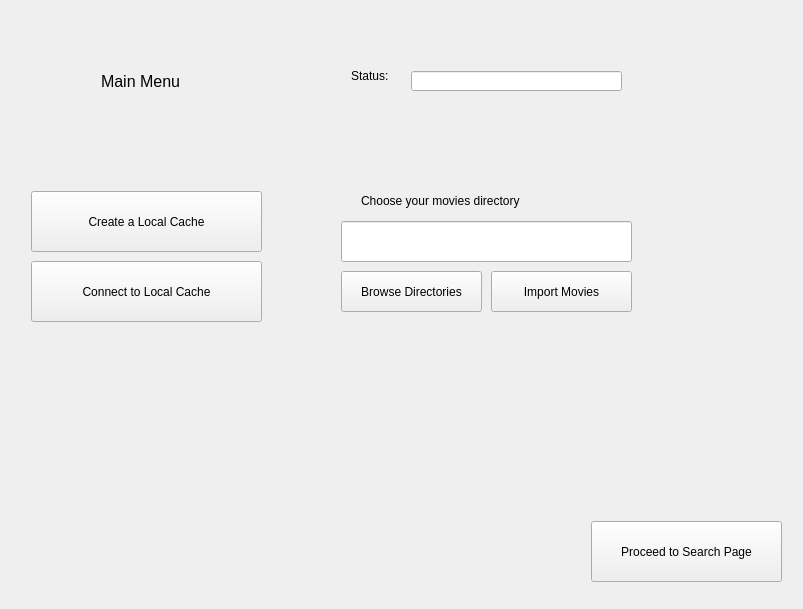
Above: form.ui from verociraptor/movie-sorter before the change. Below: the same form after it.
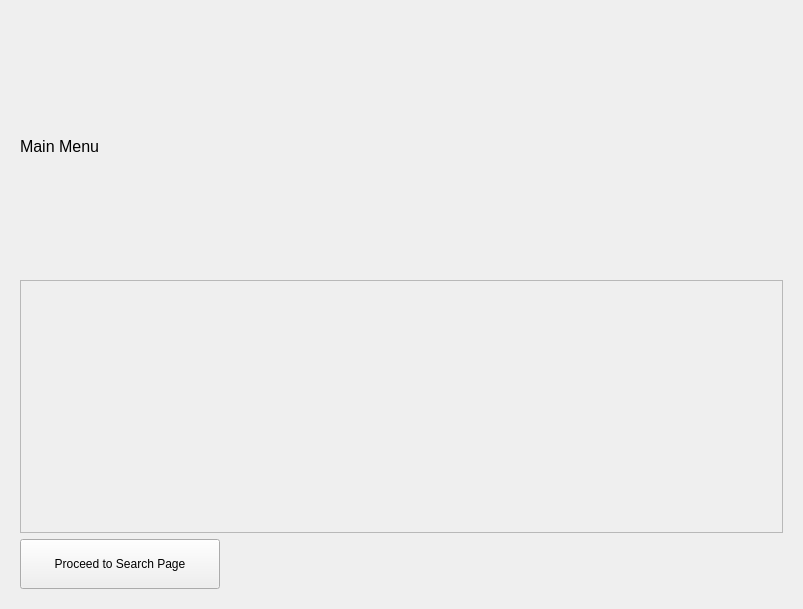
That is the form after the change. The open tabs and pages were chosen to show the change.

Commit message: Edited main menu UI

Diff of the .ui file:
```diff
--- a/form.ui
+++ b/form.ui
@@ -20,130 +20,64 @@
       <number>2</number>
      </property>
      <widget class="QWidget" name="page_1">
-      <widget class="QLabel" name="label">
-       <property name="geometry">
-        <rect>
-         <x>90</x>
-         <y>10</y>
-         <width>321</width>
-         <height>121</height>
-        </rect>
-       </property>
-       <property name="text">
-        <string>&lt;html&gt;&lt;head/&gt;&lt;body&gt;&lt;p&gt;&lt;span style=&quot; font-size:12pt;&quot;&gt;Main Menu&lt;/span&gt;&lt;/p&gt;&lt;/body&gt;&lt;/html&gt;</string>
-       </property>
-      </widget>
-      <widget class="QLabel" name="label_4">
-       <property name="geometry">
-        <rect>
-         <x>350</x>
-         <y>170</y>
-         <width>291</width>
-         <height>41</height>
-        </rect>
-       </property>
-       <property name="text">
-        <string>&lt;html&gt;&lt;head/&gt;&lt;body&gt;&lt;p&gt;Choose your movies directory&lt;/p&gt;&lt;/body&gt;&lt;/html&gt;</string>
-       </property>
-      </widget>
-      <widget class="QPushButton" name="browseDirectories">
-       <property name="geometry">
-        <rect>
-         <x>330</x>
-         <y>260</y>
-         <width>141</width>
-         <height>41</height>
-        </rect>
-       </property>
-       <property name="text">
-        <string>Browse Directories</string>
-       </property>
-      </widget>
-      <widget class="QPushButton" name="toSearchPage">
-       <property name="geometry">
-        <rect>
-         <x>580</x>
-         <y>510</y>
-         <width>191</width>
-         <height>61</height>
-        </rect>
-       </property>
-       <property name="text">
-        <string>Proceed to Search Page</string>
-       </property>
-      </widget>
-      <widget class="QLineEdit" name="status">
-       <property name="geometry">
-        <rect>
-         <x>400</x>
-         <y>60</y>
-         <width>211</width>
-         <height>20</height>
-        </rect>
-       </property>
-      </widget>
-      <widget class="QPushButton" name="createCache">
-       <property name="geometry">
-        <rect>
-         <x>20</x>
-         <y>180</y>
-         <width>231</width>
-         <height>61</height>
-        </rect>
-       </property>
-       <property name="text">
-        <string>Create a Local Cache</string>
-       </property>
-      </widget>
-      <widget class="QPushButton" name="connectCache">
-       <property name="geometry">
-        <rect>
-         <x>20</x>
-         <y>250</y>
-         <width>231</width>
-         <height>61</height>
-        </rect>
-       </property>
-       <property name="text">
-        <string>Connect to Local Cache</string>
-       </property>
-      </widget>
-      <widget class="QLabel" name="label_6">
-       <property name="geometry">
-        <rect>
-         <x>340</x>
-         <y>50</y>
-         <width>71</width>
-         <height>31</height>
-        </rect>
-       </property>
-       <property name="text">
-        <string>&lt;html&gt;&lt;head/&gt;&lt;body&gt;&lt;p&gt;Status:&lt;/p&gt;&lt;/body&gt;&lt;/html&gt;</string>
-       </property>
-      </widget>
-      <widget class="QPushButton" name="importMovies">
-       <property name="geometry">
-        <rect>
-         <x>480</x>
-         <y>260</y>
-         <width>141</width>
-         <height>41</height>
-        </rect>
-       </property>
-       <property name="text">
-        <string>Import Movies</string>
-       </property>
-      </widget>
-      <widget class="QLineEdit" name="dirPath">
-       <property name="geometry">
-        <rect>
-         <x>330</x>
-         <y>210</y>
-         <width>291</width>
-         <height>41</height>
-        </rect>
-       </property>
-      </widget>
+      <layout class="QVBoxLayout" name="verticalLayout_2">
+       <item>
+        <widget class="QLabel" name="label">
+         <property name="text">
+          <string>&lt;html&gt;&lt;head/&gt;&lt;body&gt;&lt;p&gt;&lt;span style=&quot; font-size:12pt;&quot;&gt;Main Menu&lt;/span&gt;&lt;/p&gt;&lt;/body&gt;&lt;/html&gt;</string>
+         </property>
+        </widget>
+       </item>
+       <item>
+        <widget class="QFrame" name="frame">
+         <property name="frameShape">
+          <enum>QFrame::StyledPanel</enum>
+         </property>
+         <property name="frameShadow">
+          <enum>QFrame::Raised</enum>
+         </property>
+         <widget class="QWidget" name="gridLayoutWidget">
+          <property name="geometry">
+           <rect>
+            <x>40</x>
+            <y>50</y>
+            <width>16</width>
+            <height>16</height>
+           </rect>
+          </property>
+          <layout class="QGridLayout" name="gridLayout"/>
+         </widget>
+        </widget>
+       </item>
+       <item>
+        <widget class="QPushButton" name="toSearchPage">
+         <property name="sizePolicy">
+          <sizepolicy hsizetype="Maximum" vsizetype="Fixed">
+           <horstretch>50</horstretch>
+           <verstretch>0</verstretch>
+          </sizepolicy>
+         </property>
+         <property name="minimumSize">
+          <size>
+           <width>40</width>
+           <height>28</height>
+          </size>
+         </property>
+         <property name="maximumSize">
+          <size>
+           <width>200</width>
+           <height>50</height>
+          </size>
+         </property>
+         <property name="layoutDirection">
+          <enum>Qt::LeftToRight</enum>
+         </property>
+         <property name="text">
+          <string>Proceed to Search Page</string>
+         </property>
+        </widget>
+       </item>
+      </layout>
      </widget>
      <widget class="QWidget" name="page_2">
       <widget class="QPushButton" name="search">
```
Left out of the diff: 2 changed lines with no effect on the pictures. The commit also changes 2 other files.
